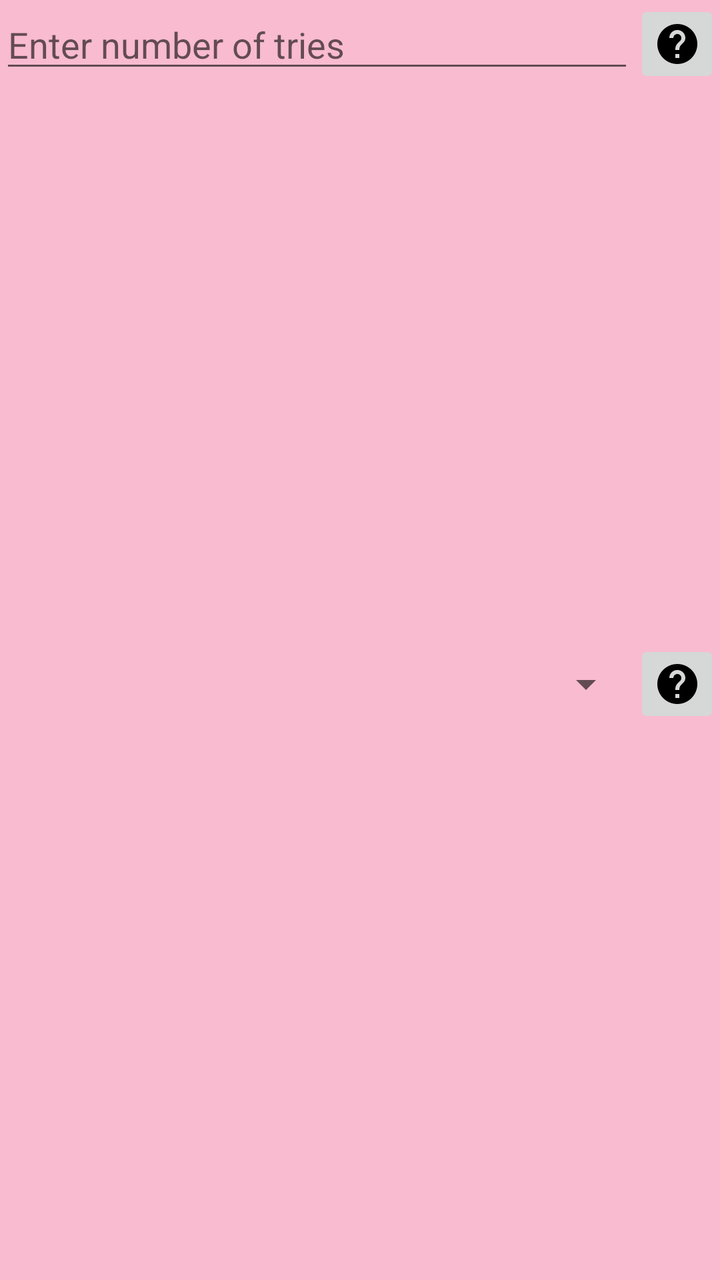
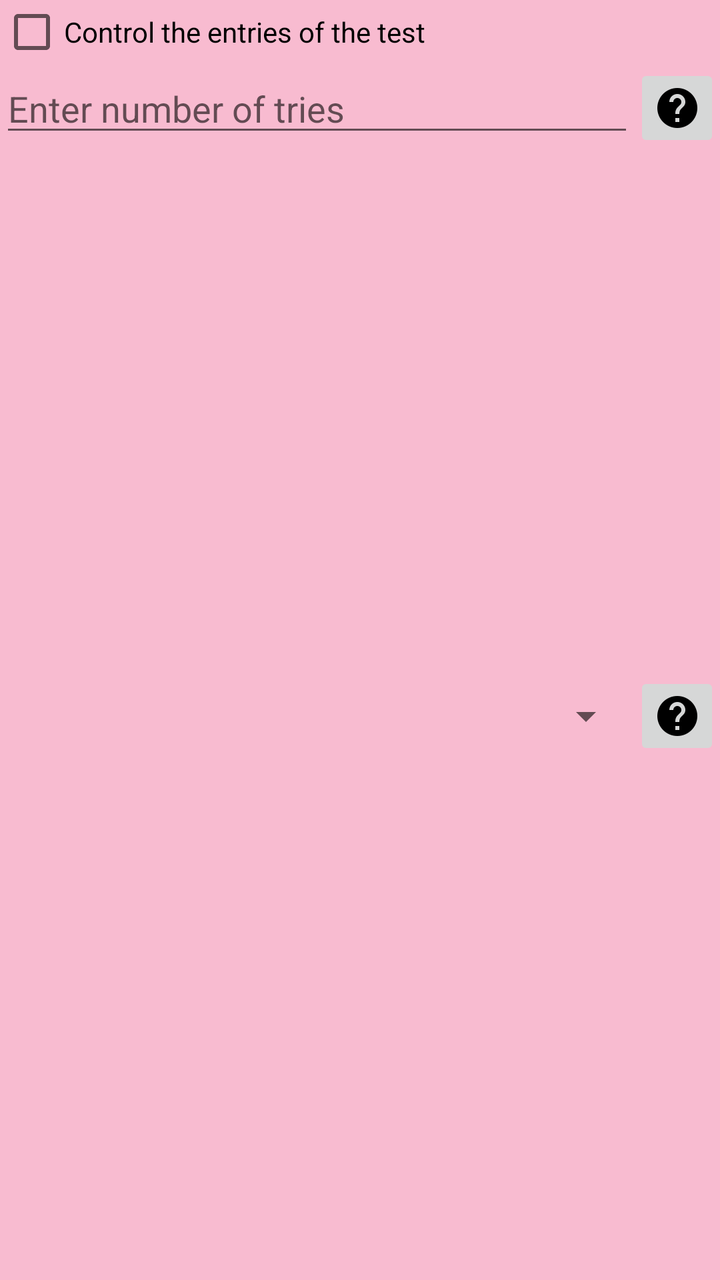

An Android layout rendered at two revisions. The XML below is the earlier revision; the diff shows what the commit changed to produce the second picture.
<!-- AndroidManifest.xml: application theme MyMaterialTheme -->
<!-- res/layout/quick_test_dialog_fragment.xml -->
<?xml version="1.0" encoding="utf-8"?>
<LinearLayout xmlns:android="http://schemas.android.com/apk/res/android"
    android:layout_width="match_parent"
    android:layout_height="match_parent"
    android:orientation="vertical">

    <LinearLayout
        android:layout_width="match_parent"
        android:layout_height="wrap_content"
        android:orientation="horizontal"
        android:weightSum="10">

        <EditText
            android:id="@+id/number_of_tries"
            android:layout_width="match_parent"
            android:layout_height="wrap_content"
            android:layout_weight="9"
            android:hint="@string/enter_tries_number"
            android:imeOptions="flagNoExtractUi"
            android:inputType="number" />

        <ImageButton
            android:id="@+id/number_of_tries_help"
            android:layout_width="wrap_content"
            android:layout_height="wrap_content"
            android:layout_weight="1"

            android:src="@drawable/ic_help_black_24dp" />
    </LinearLayout>



    <LinearLayout
        android:layout_width="match_parent"
        android:layout_height="match_parent"
        android:gravity="center"
        android:orientation="horizontal"
        android:weightSum="10">
        <Spinner
            android:id="@+id/number_or_percentage"
            android:layout_width="match_parent"
            android:layout_height="wrap_content"
            android:layout_weight="9"/>

        <ImageButton
            android:id="@+id/percentage_or_number_help"
            android:layout_width="wrap_content"
            android:layout_height="wrap_content"
            android:layout_weight="1"
            android:src="@drawable/ic_help_black_24dp" />

    </LinearLayout>

    <EditText
        android:id="@+id/number"
        android:layout_width="match_parent"
        android:layout_height="wrap_content"
        android:layout_weight="9"
        android:imeOptions="flagNoExtractUi"
        android:inputType="number" />



</LinearLayout>
<!-- resources referenced by this layout -->
<resources>
  <!-- drawable ic_help_black_24dp: png bitmap (drawable-hdpi, 458 bytes) -->
  <string name="enter_tries_number">Enter number of tries</string>
  <style name="MyMaterialTheme" parent="MyMaterialTheme.Base">
  
      </style>
  <style name="MyMaterialTheme.Base" parent="Theme.AppCompat.Light.DarkActionBar">
          <item name="windowNoTitle">true</item>
          <item name="windowActionBar">false</item>
          <item name="colorPrimary">@color/colorPrimary</item>
          <item name="colorPrimaryDark">@color/colorPrimaryDark</item>
          <item name="colorAccent">@color/colorAccent</item>
          <item name="android:windowBackground">@color/windowBackground</item>
      </style>
  <color name="colorPrimary">#EC407A</color>
  <color name="colorPrimaryDark">#AD1457</color>
  <color name="colorAccent">#EA80FC</color>
  <color name="windowBackground">#F8BBD0</color>
</resources>

<!-- the commit's change to res/layout/quick_test_dialog_fragment.xml (unified diff, before → after) -->
@@ -3,6 +3,118 @@
     android:layout_width="match_parent"
     android:layout_height="match_parent"
     android:orientation="vertical">
+
+    <CheckBox
+        android:id="@+id/control_test_entries"
+        android:layout_width="wrap_content"
+        android:layout_height="wrap_content"
+        android:text="@string/control_the_entries_of_the_test" />
+
+    <LinearLayout
+        android:id="@+id/control_options"
+        android:layout_width="match_parent"
+        android:layout_height="wrap_content"
+        android:orientation="vertical"
+        android:visibility="gone">
+
+        <LinearLayout
+            android:layout_width="match_parent"
+            android:layout_height="wrap_content"
+            android:gravity="center"
+            android:orientation="horizontal"
+            android:weightSum="2">
+
+            <LinearLayout
+                android:layout_width="0dp"
+                android:layout_height="wrap_content"
+                android:layout_weight="1"
+                android:orientation="vertical">
+
+                <TextView
+                    android:layout_width="wrap_content"
+                    android:layout_height="wrap_content"
+                    android:text="@string/select_percentage_of_controlled_portion" />
+
+                <Spinner
+                    android:id="@+id/controlled_portion"
+                    android:layout_width="wrap_content"
+                    android:layout_height="wrap_content"
+                    android:layout_margin="7dp"
+                    android:drawSelectorOnTop="true"
+                    android:entries="@array/controlled_portion_percentages" />
+            </LinearLayout>
+
+            <LinearLayout
+                android:layout_width="0dp"
+                android:layout_height="wrap_content"
+                android:layout_weight="1"
+                android:orientation="vertical">
+
+                <TextView
+                    android:layout_width="wrap_content"
+                    android:layout_height="wrap_content"
+                    android:text="@string/select_percentage_of_uncontrolled_portion" />
+
+                <Spinner
+                    android:id="@+id/uncontrolled_portion"
+                    android:layout_width="wrap_content"
+                    android:layout_height="wrap_content"
+                    android:layout_margin="7dp"
+                    android:drawSelectorOnTop="true"
+                    android:entries="@array/uncontrolled_portion_percentages" />
+            </LinearLayout>
+        </LinearLayout>
+
+        <LinearLayout
+            android:layout_width="match_parent"
+            android:layout_height="wrap_content"
+            android:orientation="horizontal"
+            android:weightSum="2">
+
+            <LinearLayout
+                android:layout_width="0dp"
+                android:layout_height="wrap_content"
+                android:layout_weight="1"
+                android:orientation="vertical">
+
+                <TextView
+                    android:layout_width="wrap_content"
+                    android:layout_height="wrap_content"
+                    android:text="@string/select_rank" />
+
+                <Spinner
+                    android:id="@+id/spinner_rank"
+                    android:layout_width="wrap_content"
+                    android:layout_height="wrap_content"
+                    android:layout_margin="7dp"
+
+                    android:drawSelectorOnTop="true"
+                    android:entries="@array/rank" />
+            </LinearLayout>
+
+            <LinearLayout
+                android:layout_width="0dp"
+                android:layout_height="wrap_content"
+                android:layout_weight="1"
+                android:orientation="vertical">
+
+                <TextView
+                    android:layout_width="wrap_content"
+                    android:layout_height="wrap_content"
+                    android:text="@string/select_wrongness_level" />
+
+                <Spinner
+                    android:id="@+id/spinner_wrongness_percentage"
+                    android:layout_width="wrap_content"
+                    android:layout_height="wrap_content"
+                    android:layout_margin="7dp"
+                    android:drawSelectorOnTop="true"
+                    android:entries="@array/wrongness_percentages" />
+            </LinearLayout>
+        </LinearLayout>
+
+
+    </LinearLayout>
 
     <LinearLayout
         android:layout_width="match_parent"
<!-- resource entries referenced after the edit -->
@@ -1,7 +1,42 @@
 <!-- resources referenced by this layout -->
 <resources>
+  <string-array name="controlled_portion_percentages">
+          <item>20%</item>
+          <item>40%</item>
+          <item>50%</item>
+          <item>60%</item>
+          <item>80%</item>
+          <item>100%</item>
+      </string-array>
+  <string-array name="rank">
+          <item>Low</item>
+          <item>Moderate</item>
+          <item>Important</item>
+          <item>Vital</item>
+      </string-array>
+  <string-array name="uncontrolled_portion_percentages">
+          <item>0%</item>
+          <item>20%</item>
+          <item>40%</item>
+          <item>50%</item>
+          <item>60%</item>
+          <item>80%</item>
+      </string-array>
+  <string-array name="wrongness_percentages">
+          <item>0%</item>
+          <item>20%</item>
+          <item>40%</item>
+          <item>60%</item>
+          <item>80%</item>
+          <item>100%</item>
+      </string-array>
   <!-- drawable ic_help_black_24dp: png bitmap (drawable-hdpi, 458 bytes) -->
+  <string name="control_the_entries_of_the_test">Control the entries of the test</string>
   <string name="enter_tries_number">Enter number of tries</string>
+  <string name="select_percentage_of_controlled_portion">The controlled portion is:</string>
+  <string name="select_percentage_of_uncontrolled_portion">The uncontrolled portion is:</string>
+  <string name="select_rank">Select rank:</string>
+  <string name="select_wrongness_level">Select wrongness level:</string>
   <style name="MyMaterialTheme" parent="MyMaterialTheme.Base">
   
       </style>
